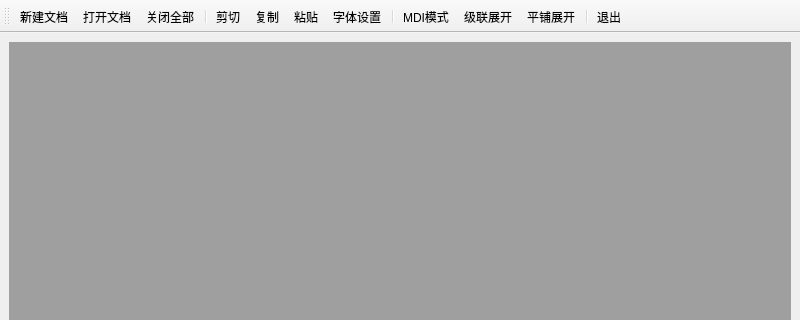
Before: the Qt Designer form mdi_widgets/mdimainwindow.ui in faithlocus/test_qt, drawn with Qt 5; both pictures show x 0 to 800 and y 0 to 320 of the 800 by 600 pixel window.
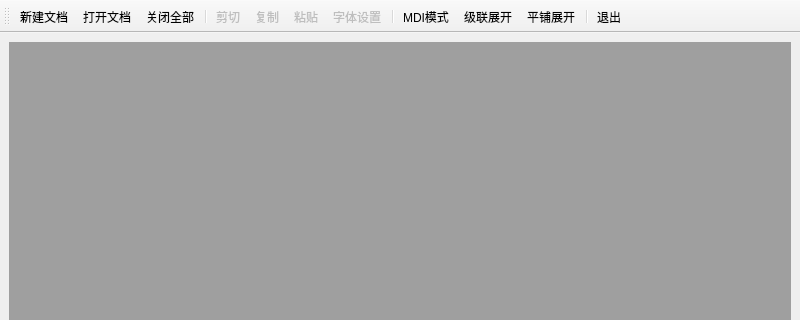
After: the same form once the commit is applied. Icons and pictures are not drawn.

Commit message: mdi模式生效

Patch:
```diff
--- a/mdi_widgets/mdimainwindow.ui
+++ b/mdi_widgets/mdimainwindow.ui
@@ -87,6 +87,9 @@
    </property>
   </action>
   <action name="action_cut">
+   <property name="enabled">
+    <bool>false</bool>
+   </property>
    <property name="icon">
     <iconset resource="source.qrc">
      <normaloff>:/images/200.bmp</normaloff>:/images/200.bmp</iconset>
@@ -96,6 +99,9 @@
    </property>
   </action>
   <action name="action_copy">
+   <property name="enabled">
+    <bool>false</bool>
+   </property>
    <property name="icon">
     <iconset resource="source.qrc">
      <normaloff>:/images/202.bmp</normaloff>:/images/202.bmp</iconset>
@@ -105,6 +111,9 @@
    </property>
   </action>
   <action name="action_paste">
+   <property name="enabled">
+    <bool>false</bool>
+   </property>
    <property name="icon">
     <iconset resource="source.qrc">
      <normaloff>:/images/204.bmp</normaloff>:/images/204.bmp</iconset>
@@ -114,6 +123,9 @@
    </property>
   </action>
   <action name="action_font">
+   <property name="enabled">
+    <bool>false</bool>
+   </property>
    <property name="icon">
     <iconset resource="source.qrc">
      <normaloff>:/images/506.bmp</normaloff>:/images/506.bmp</iconset>
```
Left out of the diff: 3 changed lines with no effect on the pictures. The commit also changes 1 other file.
